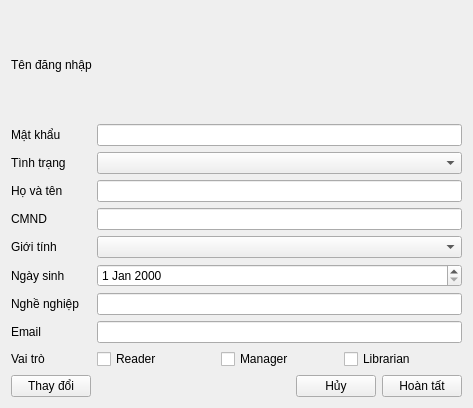
Before: the Qt Designer form information.ui in fantasyinferno/libpro, drawn with Qt 5.
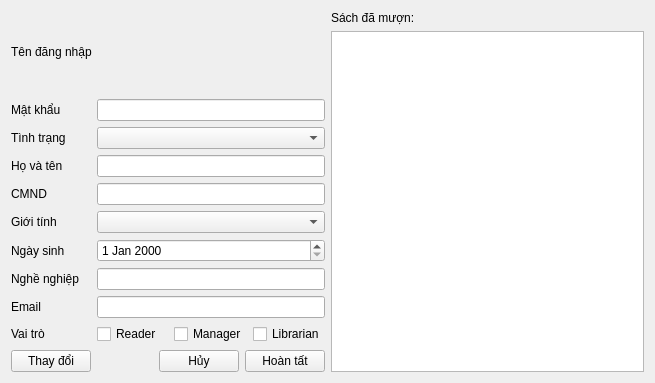
After: the same form once the commit is applied.

```diff
--- a/information.ui
+++ b/information.ui
@@ -6,14 +6,16 @@
    <rect>
     <x>0</x>
     <y>0</y>
-    <width>473</width>
-    <height>408</height>
+    <width>655</width>
+    <height>383</height>
    </rect>
   </property>
   <property name="windowTitle">
    <string>Form</string>
   </property>
-  <layout class="QVBoxLayout" name="verticalLayout_2">
+  <layout class="QHBoxLayout" name="horizontalLayout_14">
+   <item>
+    <layout class="QHBoxLayout" name="horizontalLayout_13">
    <item>
     <layout class="QVBoxLayout" name="verticalLayout">
      <item>
@@ -346,6 +348,22 @@
           </widget>
          </item>
         </layout>
+         </item>
+        </layout>
+       </item>
+      </layout>
+     </item>
+     <item>
+      <layout class="QVBoxLayout" name="verticalLayout_2">
+       <item>
+        <widget class="QLabel" name="sachDaMuonLabel">
+         <property name="text">
+          <string>Sách đã mượn: </string>
+         </property>
+        </widget>
+       </item>
+       <item>
+        <widget class="QListView" name="sachDaMuon"/>
        </item>
       </layout>
      </item>
```
Lines whose indentation alone changed are shown as unchanged.
